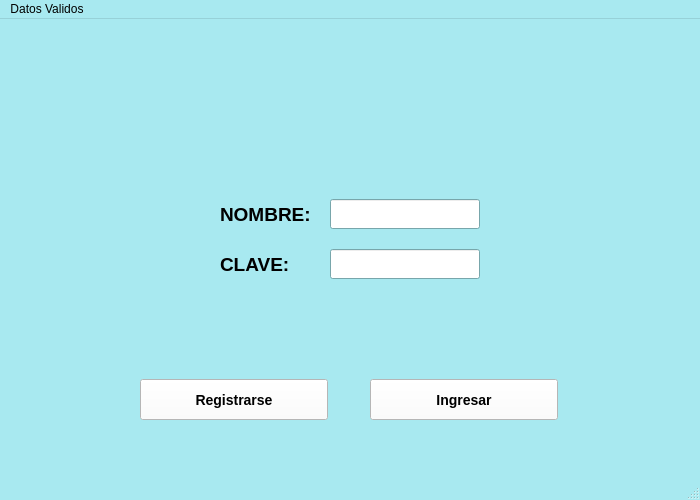
First picture: the form in ProyectoFinal/ventanalogin.ui, repository lilianabarbosa15/PROYECTO_FINAL, before the edit.
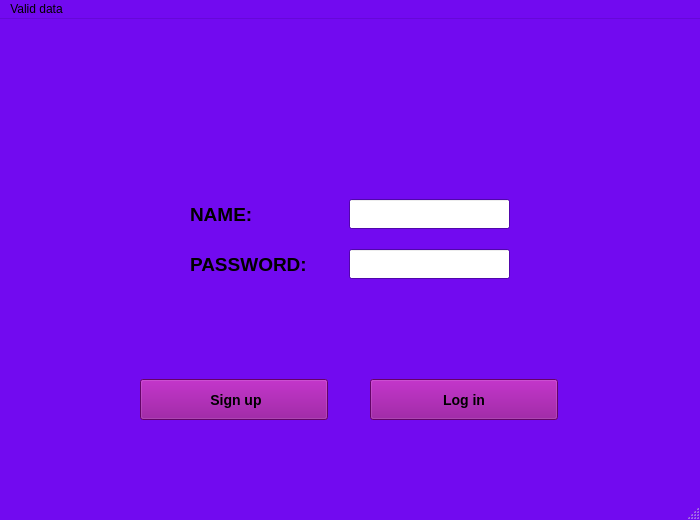
Second picture: the form after the edit. Icons and pictures are not drawn.

Diff of the .ui file:
```diff
--- a/ProyectoFinal/ventanalogin.ui
+++ b/ProyectoFinal/ventanalogin.ui
@@ -7,19 +7,19 @@
     <x>0</x>
     <y>0</y>
     <width>700</width>
-    <height>500</height>
+    <height>520</height>
    </rect>
   </property>
   <property name="minimumSize">
    <size>
     <width>700</width>
-    <height>500</height>
+    <height>520</height>
    </size>
   </property>
   <property name="maximumSize">
    <size>
     <width>700</width>
-    <height>500</height>
+    <height>520</height>
    </size>
   </property>
   <property name="palette">
@@ -37,8 +37,8 @@
      <colorrole role="Button">
       <brush brushstyle="SolidPattern">
        <color alpha="255">
-        <red>168</red>
-        <green>233</green>
+        <red>114</red>
+        <green>10</green>
         <blue>240</blue>
        </color>
       </brush>
@@ -46,8 +46,8 @@
      <colorrole role="Light">
       <brush brushstyle="SolidPattern">
        <color alpha="255">
-        <red>255</red>
-        <green>255</green>
+        <red>179</red>
+        <green>116</green>
         <blue>255</blue>
        </color>
       </brush>
@@ -55,8 +55,8 @@
      <colorrole role="Midlight">
       <brush brushstyle="SolidPattern">
        <color alpha="255">
-        <red>211</red>
-        <green>244</green>
+        <red>146</red>
+        <green>63</green>
         <blue>247</blue>
        </color>
       </brush>
@@ -64,8 +64,8 @@
      <colorrole role="Dark">
       <brush brushstyle="SolidPattern">
        <color alpha="255">
-        <red>84</red>
-        <green>116</green>
+        <red>57</red>
+        <green>5</green>
         <blue>120</blue>
        </color>
       </brush>
@@ -73,8 +73,8 @@
      <colorrole role="Mid">
       <brush brushstyle="SolidPattern">
        <color alpha="255">
-        <red>112</red>
-        <green>155</green>
+        <red>76</red>
+        <green>6</green>
         <blue>160</blue>
        </color>
       </brush>
@@ -118,8 +118,8 @@
      <colorrole role="Window">
       <brush brushstyle="SolidPattern">
        <color alpha="255">
-        <red>168</red>
-        <green>233</green>
+        <red>114</red>
+        <green>10</green>
         <blue>240</blue>
        </color>
       </brush>
@@ -136,8 +136,8 @@
      <colorrole role="AlternateBase">
       <brush brushstyle="SolidPattern">
        <color alpha="255">
-        <red>211</red>
-        <green>244</green>
+        <red>184</red>
+        <green>132</green>
         <blue>247</blue>
        </color>
       </brush>
@@ -183,8 +183,8 @@
      <colorrole role="Button">
       <brush brushstyle="SolidPattern">
        <color alpha="255">
-        <red>168</red>
-        <green>233</green>
+        <red>114</red>
+        <green>10</green>
         <blue>240</blue>
        </color>
       </brush>
@@ -192,8 +192,8 @@
      <colorrole role="Light">
       <brush brushstyle="SolidPattern">
        <color alpha="255">
-        <red>255</red>
-        <green>255</green>
+        <red>179</red>
+        <green>116</green>
         <blue>255</blue>
        </color>
       </brush>
@@ -201,8 +201,8 @@
      <colorrole role="Midlight">
       <brush brushstyle="SolidPattern">
        <color alpha="255">
-        <red>211</red>
-        <green>244</green>
+        <red>146</red>
+        <green>63</green>
         <blue>247</blue>
        </color>
       </brush>
@@ -210,8 +210,8 @@
      <colorrole role="Dark">
       <brush brushstyle="SolidPattern">
        <color alpha="255">
-        <red>84</red>
-        <green>116</green>
+        <red>57</red>
+        <green>5</green>
         <blue>120</blue>
        </color>
       </brush>
@@ -219,8 +219,8 @@
      <colorrole role="Mid">
       <brush brushstyle="SolidPattern">
        <color alpha="255">
-        <red>112</red>
-        <green>155</green>
+        <red>76</red>
+        <green>6</green>
         <blue>160</blue>
        </color>
       </brush>
@@ -264,8 +264,8 @@
      <colorrole role="Window">
       <brush brushstyle="SolidPattern">
        <color alpha="255">
-        <red>168</red>
-        <green>233</green>
+        <red>114</red>
+        <green>10</green>
         <blue>240</blue>
        </color>
       </brush>
@@ -282,8 +282,8 @@
      <colorrole role="AlternateBase">
       <brush brushstyle="SolidPattern">
        <color alpha="255">
-        <red>211</red>
-        <green>244</green>
+        <red>184</red>
+        <green>132</green>
         <blue>247</blue>
        </color>
       </brush>
@@ -320,8 +320,8 @@
      <colorrole role="WindowText">
       <brush brushstyle="SolidPattern">
        <color alpha="255">
-        <red>84</red>
-        <green>116</green>
+        <red>57</red>
+        <green>5</green>
         <blue>120</blue>
        </color>
       </brush>
@@ -329,8 +329,8 @@
      <colorrole role="Button">
       <brush brushstyle="SolidPattern">
        <color alpha="255">
-        <red>168</red>
-        <green>233</green>
+        <red>114</red>
+        <green>10</green>
         <blue>240</blue>
        </color>
       </brush>
@@ -338,8 +338,8 @@
      <colorrole role="Light">
       <brush brushstyle="SolidPattern">
        <color alpha="255">
-        <red>255</red>
-        <green>255</green>
+        <red>179</red>
+        <green>116</green>
         <blue>255</blue>
        </color>
       </brush>
@@ -347,8 +347,8 @@
      <colorrole role="Midlight">
       <brush brushstyle="SolidPattern">
        <color alpha="255">
-        <red>211</red>
-        <green>244</green>
+        <red>146</red>
+        <green>63</green>
         <blue>247</blue>
        </color>
       </brush>
@@ -356,8 +356,8 @@
      <colorrole role="Dark">
       <brush brushstyle="SolidPattern">
        <color alpha="255">
-        <red>84</red>
-        <green>116</green>
+        <red>57</red>
+        <green>5</green>
         <blue>120</blue>
        </color>
       </brush>
@@ -365,8 +365,8 @@
      <colorrole role="Mid">
       <brush brushstyle="SolidPattern">
        <color alpha="255">
-        <red>112</red>
-        <green>155</green>
+        <red>76</red>
+        <green>6</green>
         <blue>160</blue>
        </color>
       </brush>
@@ -374,8 +374,8 @@
      <colorrole role="Text">
       <brush brushstyle="SolidPattern">
        <color alpha="255">
-        <red>84</red>
-        <green>116</green>
+        <red>57</red>
+        <green>5</green>
         <blue>120</blue>
        </color>
       </brush>
@@ -392,8 +392,8 @@
      <colorrole role="ButtonText">
       <brush brushstyle="SolidPattern">
        <color alpha="255">
-        <red>84</red>
-        <green>116</green>
+        <red>57</red>
+        <green>5</green>
         <blue>120</blue>
        </color>
       </brush>
@@ -401,8 +401,8 @@
      <colorrole role="Base">
       <brush brushstyle="SolidPattern">
        <color alpha="255">
-        <red>168</red>
-        <green>233</green>
+        <red>114</red>
+        <green>10</green>
         <blue>240</blue>
        </color>
       </brush>
@@ -410,8 +410,8 @@
      <colorrole role="Window">
       <brush brushstyle="SolidPattern">
        <color alpha="255">
-        <red>168</red>
-        <green>233</green>
+        <red>114</red>
+        <green>10</green>
         <blue>240</blue>
        </color>
       </brush>
@@ -428,8 +428,8 @@
      <colorrole role="AlternateBase">
       <brush brushstyle="SolidPattern">
        <color alpha="255">
-        <red>168</red>
-        <green>233</green>
+        <red>114</red>
+        <green>10</green>
         <blue>240</blue>
        </color>
       </brush>
@@ -502,9 +502,9 @@
        <colorrole role="Button">
         <brush brushstyle="SolidPattern">
          <color alpha="255">
-          <red>255</red>
-          <green>255</green>
-          <blue>255</blue>
+          <red>140</red>
+          <green>3</green>
+          <blue>145</blue>
          </color>
         </brush>
        </colorrole>
@@ -574,18 +574,18 @@
        <colorrole role="Base">
         <brush brushstyle="SolidPattern">
          <color alpha="255">
-          <red>255</red>
-          <green>255</green>
-          <blue>255</blue>
+          <red>140</red>
+          <green>3</green>
+          <blue>145</blue>
          </color>
         </brush>
        </colorrole>
        <colorrole role="Window">
         <brush brushstyle="SolidPattern">
          <color alpha="255">
-          <red>255</red>
-          <green>255</green>
-          <blue>255</blue>
+          <red>140</red>
+          <green>3</green>
+          <blue>145</blue>
          </color>
         </brush>
        </colorrole>
@@ -648,9 +648,9 @@
        <colorrole role="Button">
         <brush brushstyle="SolidPattern">
          <color alpha="255">
-          <red>255</red>
-          <green>255</green>
-          <blue>255</blue>
+          <red>140</red>
+          <green>3</green>
+          <blue>145</blue>
          </color>
         </brush>
        </colorrole>
@@ -720,18 +720,18 @@
        <colorrole role="Base">
         <brush brushstyle="SolidPattern">
          <color alpha="255">
-          <red>255</red>
-          <green>255</green>
-          <blue>255</blue>
+          <red>140</red>
+          <green>3</green>
+          <blue>145</blue>
          </color>
         </brush>
        </colorrole>
        <colorrole role="Window">
         <brush brushstyle="SolidPattern">
          <color alpha="255">
-          <red>255</red>
-          <green>255</green>
-          <blue>255</blue>
+          <red>140</red>
+          <green>3</green>
+          <blue>145</blue>
          </color>
         </brush>
        </colorrole>
@@ -794,9 +794,9 @@
        <colorrole role="Button">
         <brush brushstyle="SolidPattern">
          <color alpha="255">
-          <red>255</red>
-          <green>255</green>
-          <blue>255</blue>
+          <red>140</red>
+          <green>3</green>
+          <blue>145</blue>
          </color>
         </brush>
        </colorrole>
@@ -866,18 +866,18 @@
        <colorrole role="Base">
         <brush brushstyle="SolidPattern">
          <color alpha="255">
-          <red>255</red>
-          <green>255</green>
-          <blue>255</blue>
+          <red>140</red>
+          <green>3</green>
+          <blue>145</blue>
          </color>
         </brush>
        </colorrole>
        <colorrole role="Window">
         <brush brushstyle="SolidPattern">
          <color alpha="255">
-          <red>255</red>
-          <green>255</green>
-          <blue>255</blue>
+          <red>140</red>
+          <green>3</green>
+          <blue>145</blue>
          </color>
         </brush>
        </colorrole>
@@ -939,7 +939,7 @@
     </property>
     <property name="styleSheet">
      <string notr="true">QPushButton {
-	background-color: white;
+	background-color: #8c0391;
 	border-width: 3px;
     border-color: beige;
     font: bold 14px;
@@ -948,7 +948,7 @@
 }</string>
     </property>
     <property name="text">
-     <string>Registrarse</string>
+     <string> Sign up</string>
     </property>
    </widget>
    <widget class="QPushButton" name="existeUsuario">
@@ -981,9 +981,9 @@
        <colorrole role="Button">
         <brush brushstyle="SolidPattern">
          <color alpha="255">
-          <red>255</red>
-          <green>255</green>
-          <blue>255</blue>
+          <red>140</red>
+          <green>3</green>
+          <blue>145</blue>
          </color>
         </brush>
        </colorrole>
@@ -1053,18 +1053,18 @@
        <colorrole role="Base">
         <brush brushstyle="SolidPattern">
          <color alpha="255">
-          <red>255</red>
-          <green>255</green>
-          <blue>255</blue>
+          <red>140</red>
+          <green>3</green>
+          <blue>145</blue>
          </color>
         </brush>
        </colorrole>
        <colorrole role="Window">
         <brush brushstyle="SolidPattern">
          <color alpha="255">
-          <red>255</red>
-          <green>255</green>
-          <blue>255</blue>
+          <red>140</red>
+          <green>3</green>
+          <blue>145</blue>
          </color>
         </brush>
        </colorrole>
@@ -1127,9 +1127,9 @@
        <colorrole role="Button">
         <brush brushstyle="SolidPattern">
          <color alpha="255">
-          <red>255</red>
-          <green>255</green>
-          <blue>255</blue>
+          <red>140</red>
+          <green>3</green>
+          <blue>145</blue>
          </color>
         </brush>
        </colorrole>
@@ -1199,18 +1199,18 @@
        <colorrole role="Base">
         <brush brushstyle="SolidPattern">
          <color alpha="255">
-          <red>255</red>
-          <green>255</green>
-          <blue>255</blue>
+          <red>140</red>
+          <green>3</green>
+          <blue>145</blue>
          </color>
         </brush>
        </colorrole>
        <colorrole role="Window">
         <brush brushstyle="SolidPattern">
          <color alpha="255">
-          <red>255</red>
-          <green>255</green>
-          <blue>255</blue>
+          <red>140</red>
+          <green>3</green>
+          <blue>145</blue>
          </color>
         </brush>
        </colorrole>
@@ -1273,9 +1273,9 @@
        <colorrole role="Button">
         <brush brushstyle="SolidPattern">
          <color alpha="255">
-          <red>255</red>
-          <green>255</green>
-          <blue>255</blue>
+          <red>140</red>
+          <green>3</green>
+          <blue>145</blue>
          </color>
         </brush>
        </colorrole>
@@ -1345,18 +1345,18 @@
        <colorrole role="Base">
         <brush brushstyle="SolidPattern">
          <color alpha="255">
-          <red>255</red>
-          <green>255</green>
-          <blue>255</blue>
+          <red>140</red>
+          <green>3</green>
+          <blue>145</blue>
          </color>
         </brush>
        </colorrole>
        <colorrole role="Window">
         <brush brushstyle="SolidPattern">
          <color alpha="255">
-          <red>255</red>
-          <green>255</green>
-          <blue>255</blue>
+          <red>140</red>
+          <green>3</green>
+          <blue>145</blue>
          </color>
         </brush>
        </colorrole>
@@ -1418,7 +1418,7 @@
     </property>
     <property name="styleSheet">
      <string notr="true">QPushButton {
-	background-color: white;
+	background-color: #8c0391;
 	border-width: 3px;
     border-color: beige;
     font: bold 14px;
@@ -1427,15 +1427,15 @@
 }</string>
     </property>
     <property name="text">
-     <string>Ingresar</string>
+     <string>Log in</string>
     </property>
    </widget>
    <widget class="QLabel" name="label">
     <property name="geometry">
      <rect>
-      <x>220</x>
+      <x>190</x>
       <y>180</y>
-      <width>101</width>
+      <width>151</width>
       <height>31</height>
      </rect>
     </property>
@@ -1448,15 +1448,15 @@
      </font>
     </property>
     <property name="text">
-     <string>NOMBRE:</string>
+     <string>NAME:</string>
     </property>
    </widget>
    <widget class="QLabel" name="label_2">
     <property name="geometry">
      <rect>
-      <x>220</x>
+      <x>190</x>
       <y>230</y>
-      <width>101</width>
+      <width>151</width>
       <height>31</height>
      </rect>
     </property>
@@ -1469,15 +1469,15 @@
      </font>
     </property>
     <property name="text">
-     <string>CLAVE:</string>
+     <string>PASSWORD:</string>
     </property>
    </widget>
    <widget class="QLineEdit" name="name">
     <property name="geometry">
      <rect>
-      <x>330</x>
+      <x>349</x>
       <y>180</y>
-      <width>150</width>
+      <width>161</width>
       <height>30</height>
      </rect>
     </property>
@@ -1485,9 +1485,9 @@
    <widget class="QLineEdit" name="password">
     <property name="geometry">
      <rect>
-      <x>330</x>
+      <x>349</x>
       <y>230</y>
-      <width>150</width>
+      <width>161</width>
       <height>30</height>
      </rect>
     </property>
@@ -1502,12 +1502,12 @@
      <x>0</x>
      <y>0</y>
      <width>700</width>
-     <height>22</height>
+     <height>21</height>
     </rect>
    </property>
    <widget class="QMenu" name="menuDatos_Validos">
     <property name="title">
-     <string>Datos Validos</string>
+     <string>Valid data</string>
     </property>
     <addaction name="actionNombresValidos"/>
     <addaction name="actionClavesValidas"/>
```
Left out of the diff: 14 changed lines with no effect on the pictures.
